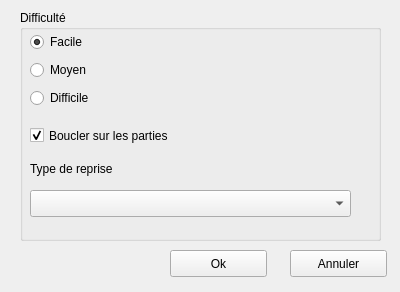
Before: the Qt Designer form IGuitarGUI/ConfigPanel.ui in jcelerier/pfa_guitar_tutor, drawn with Qt 5.
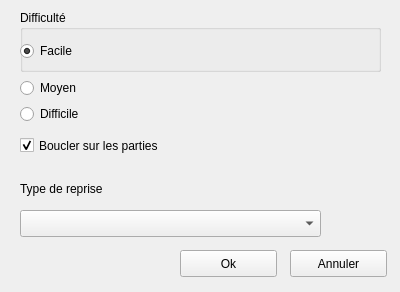
After: the same form once the commit is applied.

Commit message: Panneau de config player

Diff of the .ui file:
```diff
--- a/IGuitarGUI/ConfigPanel.ui
+++ b/IGuitarGUI/ConfigPanel.ui
@@ -29,7 +29,7 @@
   <widget class="QPushButton" name="okButton">
    <property name="geometry">
     <rect>
-     <x>170</x>
+     <x>180</x>
      <y>250</y>
      <width>97</width>
      <height>27</height>
@@ -45,7 +45,7 @@
      <x>20</x>
      <y>10</y>
      <width>361</width>
-     <height>231</height>
+     <height>114</height>
     </rect>
    </property>
    <layout class="QGridLayout" name="gridLayout">
@@ -54,18 +54,15 @@
       <property name="title">
        <string>Difficulté</string>
       </property>
-      <widget class="QWidget" name="verticalLayoutWidget">
-       <property name="geometry">
-        <rect>
-         <x>10</x>
-         <y>20</y>
-         <width>160</width>
-         <height>80</height>
-        </rect>
-       </property>
-       <layout class="QVBoxLayout" name="verticalLayout">
-        <item>
          <widget class="QRadioButton" name="easyMode">
+       <property name="geometry">
+        <rect>
+         <x>0</x>
+         <y>30</y>
+         <width>359</width>
+         <height>22</height>
+        </rect>
+       </property>
           <property name="text">
            <string>Facile</string>
           </property>
@@ -73,28 +70,46 @@
            <bool>true</bool>
           </property>
          </widget>
-        </item>
-        <item>
-         <widget class="QRadioButton" name="mediumMode">
-          <property name="text">
-           <string>Moyen</string>
-          </property>
-         </widget>
-        </item>
-        <item>
+      <zorder>easyMode</zorder>
+      <zorder>mediumMode</zorder>
+      <zorder>hardMode</zorder>
+      <zorder>easyMode</zorder>
+     </widget>
+    </item>
+    <item row="2" column="0">
          <widget class="QRadioButton" name="hardMode">
           <property name="text">
            <string>Difficile</string>
           </property>
          </widget>
         </item>
-       </layout>
-      </widget>
+    <item row="1" column="0">
+     <widget class="QRadioButton" name="mediumMode">
+      <property name="text">
+       <string>Moyen</string>
+      </property>
+     </widget>
+    </item>
+   </layout>
+  </widget>
+  <widget class="QLabel" name="label_2">
+   <property name="geometry">
+    <rect>
+     <x>20</x>
+     <y>180</y>
+     <width>141</width>
+     <height>17</height>
+    </rect>
+   </property>
+   <property name="text">
+    <string>Type de reprise</string>
+   </property>
+  </widget>
       <widget class="QCheckBox" name="activateLoop">
        <property name="geometry">
         <rect>
-         <x>10</x>
-         <y>110</y>
+     <x>20</x>
+     <y>130</y>
          <width>201</width>
          <height>31</height>
         </rect>
@@ -109,30 +124,21 @@
       <widget class="QComboBox" name="continueType">
        <property name="geometry">
         <rect>
-         <x>10</x>
-         <y>180</y>
-         <width>321</width>
+     <x>20</x>
+     <y>210</y>
+     <width>301</width>
          <height>27</height>
         </rect>
        </property>
       </widget>
-      <widget class="QLabel" name="label_2">
-       <property name="geometry">
-        <rect>
-         <x>10</x>
-         <y>150</y>
-         <width>141</width>
-         <height>17</height>
-        </rect>
-       </property>
-       <property name="text">
-        <string>Type de reprise</string>
-       </property>
-      </widget>
-     </widget>
-    </item>
-   </layout>
-  </widget>
+  <zorder>cancelButton</zorder>
+  <zorder>okButton</zorder>
+  <zorder>gridLayoutWidget</zorder>
+  <zorder>continueType</zorder>
+  <zorder>label_2</zorder>
+  <zorder>label_2</zorder>
+  <zorder>activateLoop</zorder>
+  <zorder>continueType</zorder>
  </widget>
  <resources/>
  <connections>
```
Left out of the diff: 21 changed lines with no effect on the pictures. Lines whose indentation alone changed are shown as unchanged. The commit also changes 2 other files.
